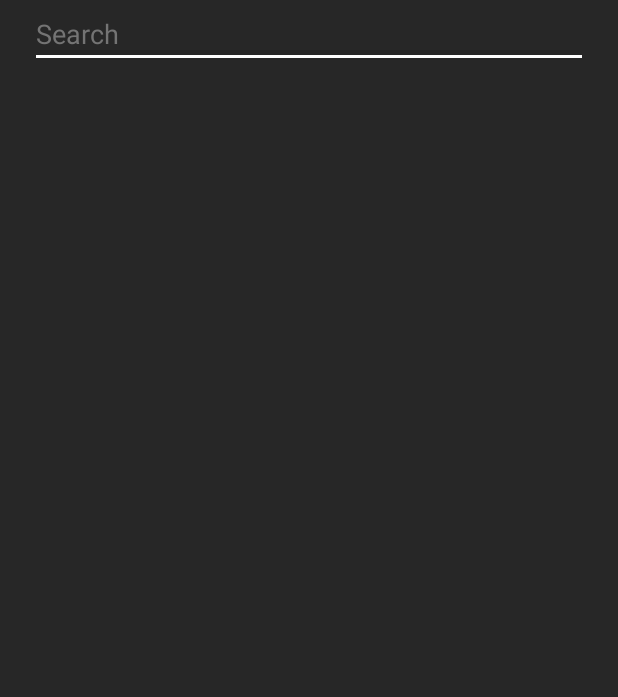
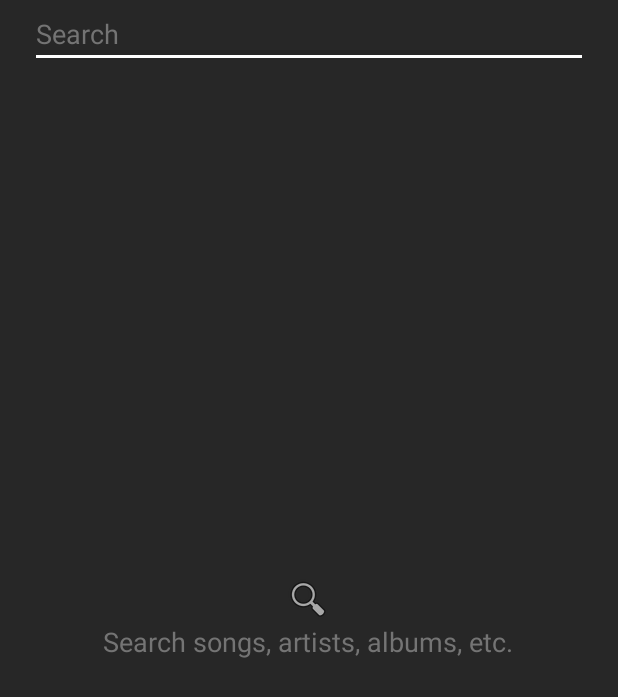
Before and after one commit to Khauri/juicebox, an Android app: the layout fragment_search2.xml on its own in the app's theme, with its tools: preview values and no code run, on a phone screen of 412 x 824 dp. Shown: the top 697 px of the screen. Run offline under Robolectric (Android 15) with nearby library versions, the phone set to English and light mode, and no system bars.

Commit message:
Added visual flare to search page

```diff
--- a/app/src/main/res/layout/fragment_search2.xml
+++ b/app/src/main/res/layout/fragment_search2.xml
@@ -1,8 +1,36 @@
 <?xml version="1.0" encoding="utf-8"?>
 <android.support.constraint.ConstraintLayout xmlns:android="http://schemas.android.com/apk/res/android"
+    xmlns:app="http://schemas.android.com/apk/res-auto"
     android:layout_width="match_parent"
     android:layout_height="match_parent"
     android:background="@color/colorBlack">
+
+    <FrameLayout
+        android:id="@+id/search_hint_layout"
+        android:layout_width="match_parent"
+        android:layout_height="match_parent"
+        android:visibility="visible">
+
+        <ProgressBar
+            android:id="@+id/search_progress"
+            style="@android:style/Widget.DeviceDefault.Light.ProgressBar"
+            android:layout_width="wrap_content"
+            android:layout_height="wrap_content"
+            android:layout_gravity="center"
+            android:indeterminateTint="@color/cardview_light_background"
+            android:progressTint="@color/cardview_light_background"
+            android:visibility="gone" />
+
+        <TextView
+            android:id="@+id/search_hint_text"
+            android:layout_width="wrap_content"
+            android:layout_height="wrap_content"
+            android:layout_gravity="center"
+            android:drawableTop="@android:drawable/ic_menu_search"
+            android:text="Search songs, artists, albums, etc."
+            android:textColor="@color/colorGrey"
+            android:textSize="18sp" />
+    </FrameLayout>
 
     <LinearLayout
         android:layout_width="match_parent"
@@ -37,4 +65,5 @@
             android:layout_width="match_parent"
             android:layout_height="wrap_content" />
     </LinearLayout>
+
 </android.support.constraint.ConstraintLayout>
```
Also changed, not shown: app/src/main/java/edu/wm/cs420/juicebox/SearchFragment.java (+23 -28 lines), app/src/main/java/edu/wm/cs420/juicebox/SearchFragmentAdapter.java (+13 -7 lines).
